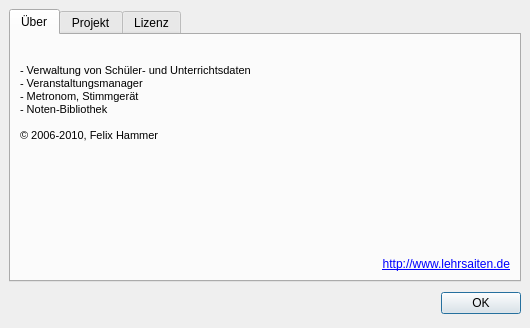
This is src/gui/aboutqupil/aboutqupil.ui in doitux/qupil as Qt 5 draws it before an edit. The edited form follows.
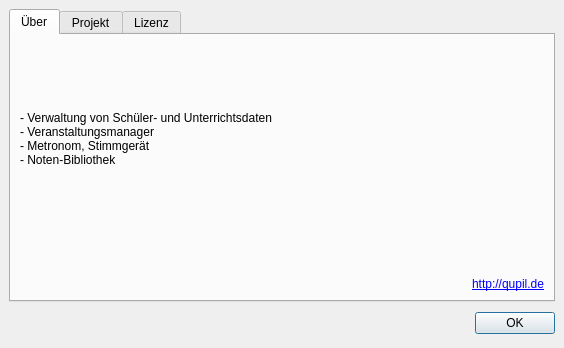
This is the edited form. Icons and pictures are not drawn.

Commit message: - next steps for #3 (too small font sizes) - new qupil logo - updated copyright information strings - added qupil.de as project website

Patch:
```diff
--- a/src/gui/aboutqupil/aboutqupil.ui
+++ b/src/gui/aboutqupil/aboutqupil.ui
@@ -7,8 +7,8 @@
    <rect>
     <x>0</x>
     <y>0</y>
-    <width>530</width>
-    <height>328</height>
+    <width>564</width>
+    <height>348</height>
    </rect>
   </property>
   <property name="windowTitle">
@@ -67,7 +67,7 @@
 &lt;html&gt;&lt;head&gt;&lt;meta name=&quot;qrichtext&quot; content=&quot;1&quot; /&gt;&lt;style type=&quot;text/css&quot;&gt;
 p, li { white-space: pre-wrap; }
 &lt;/style&gt;&lt;/head&gt;&lt;body&gt;
-&lt;p style=&quot; margin-top:0px; margin-bottom:0px; margin-left:0px; margin-right:0px; -qt-block-indent:0; text-indent:0px;&quot;&gt;&lt;a href=&quot;http://www.lehrsaiten.de&quot;&gt;&lt;span style=&quot; text-decoration: underline; color:#0000ff;&quot;&gt;http://www.lehrsaiten.de&lt;/span&gt;&lt;/a&gt;&lt;/p&gt;&lt;/body&gt;&lt;/html&gt;</string>
+&lt;p style=&quot; margin-top:0px; margin-bottom:0px; margin-left:0px; margin-right:0px; -qt-block-indent:0; text-indent:0px;&quot;&gt;&lt;a href=&quot;http://qupil.de&quot;&gt;&lt;span style=&quot; text-decoration: underline; color:#0000ff;&quot;&gt;http://qupil.de&lt;/span&gt;&lt;/a&gt;&lt;/p&gt;&lt;/body&gt;&lt;/html&gt;</string>
          </property>
          <property name="alignment">
           <set>Qt::AlignRight|Qt::AlignTrailing|Qt::AlignVCenter</set>
@@ -89,12 +89,11 @@
           <string>&lt;!DOCTYPE HTML PUBLIC &quot;-//W3C//DTD HTML 4.0//EN&quot; &quot;http://www.w3.org/TR/REC-html40/strict.dtd&quot;&gt;
 &lt;html&gt;&lt;head&gt;&lt;meta name=&quot;qrichtext&quot; content=&quot;1&quot; /&gt;&lt;style type=&quot;text/css&quot;&gt;
 p, li { white-space: pre-wrap; }
-&lt;/style&gt;&lt;/head&gt;&lt;body style=&quot; font-family:'Nimbus Sans L'; font-size:8pt; font-weight:400; font-style:normal;&quot;&gt;
+&lt;/style&gt;&lt;/head&gt;&lt;body style=&quot; font-style:normal;&quot;&gt;
 &lt;p style=&quot; margin-top:0px; margin-bottom:0px; margin-left:0px; margin-right:0px; -qt-block-indent:0; text-indent:0px;&quot;&gt;- Verwaltung von Schüler- und Unterrichtsdaten&lt;br /&gt;- Veranstaltungsmanager&lt;/p&gt;
 &lt;p style=&quot; margin-top:0px; margin-bottom:0px; margin-left:0px; margin-right:0px; -qt-block-indent:0; text-indent:0px;&quot;&gt;- Metronom, Stimmgerät &lt;/p&gt;
 &lt;p style=&quot; margin-top:0px; margin-bottom:0px; margin-left:0px; margin-right:0px; -qt-block-indent:0; text-indent:0px;&quot;&gt;- Noten-Bibliothek &lt;/p&gt;
-&lt;p style=&quot;-qt-paragraph-type:empty; margin-top:0px; margin-bottom:0px; margin-left:0px; margin-right:0px; -qt-block-indent:0; text-indent:0px;&quot;&gt;&lt;/p&gt;
-&lt;p style=&quot; margin-top:0px; margin-bottom:0px; margin-left:0px; margin-right:0px; -qt-block-indent:0; text-indent:0px;&quot;&gt;© 2006-2010, Felix Hammer&lt;/p&gt;&lt;/body&gt;&lt;/html&gt;</string>
+&lt;/body&gt;&lt;/html&gt;</string>
          </property>
          <property name="alignment">
           <set>Qt::AlignLeading|Qt::AlignLeft|Qt::AlignTop</set>
@@ -106,6 +105,18 @@
        </item>
        <item row="0" column="1" rowspan="2">
         <widget class="QLabel" name="label_logo">
+         <property name="minimumSize">
+          <size>
+           <width>128</width>
+           <height>128</height>
+          </size>
+         </property>
+         <property name="maximumSize">
+          <size>
+           <width>128</width>
+           <height>128</height>
+          </size>
+         </property>
          <property name="pixmap">
           <pixmap resource="../resources/qupil.qrc">:/gfx/system_users_big.png</pixmap>
          </property>
```
Left out of the diff: 70 changed lines with no effect on the pictures. The commit also changes 18 other files.
